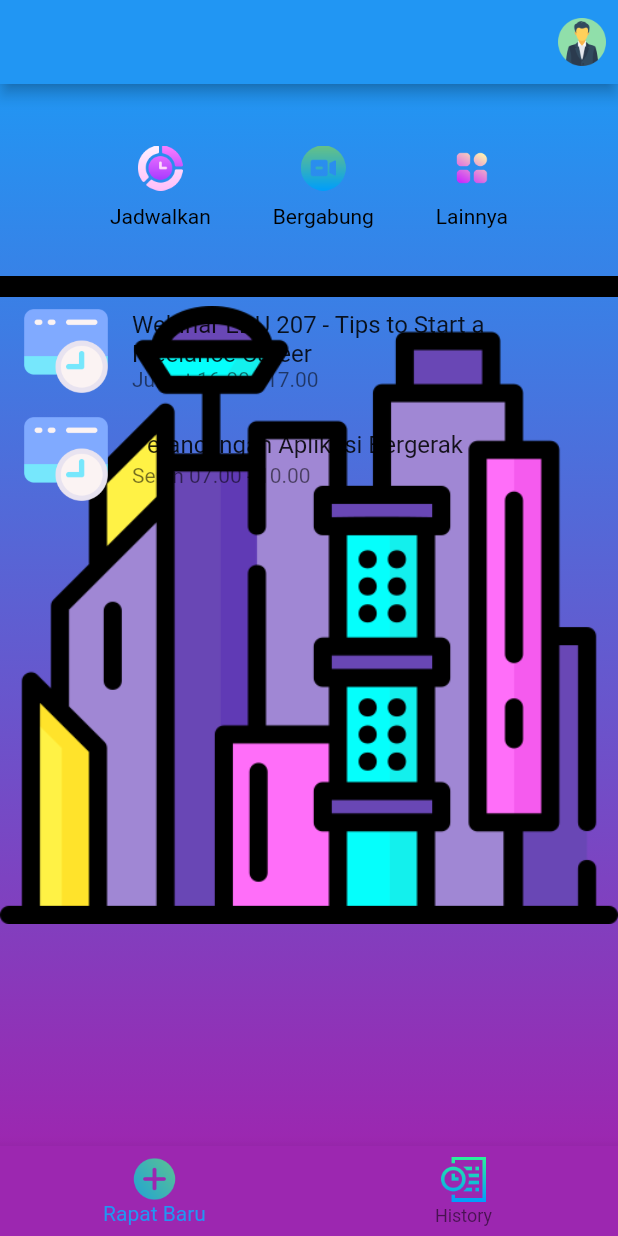
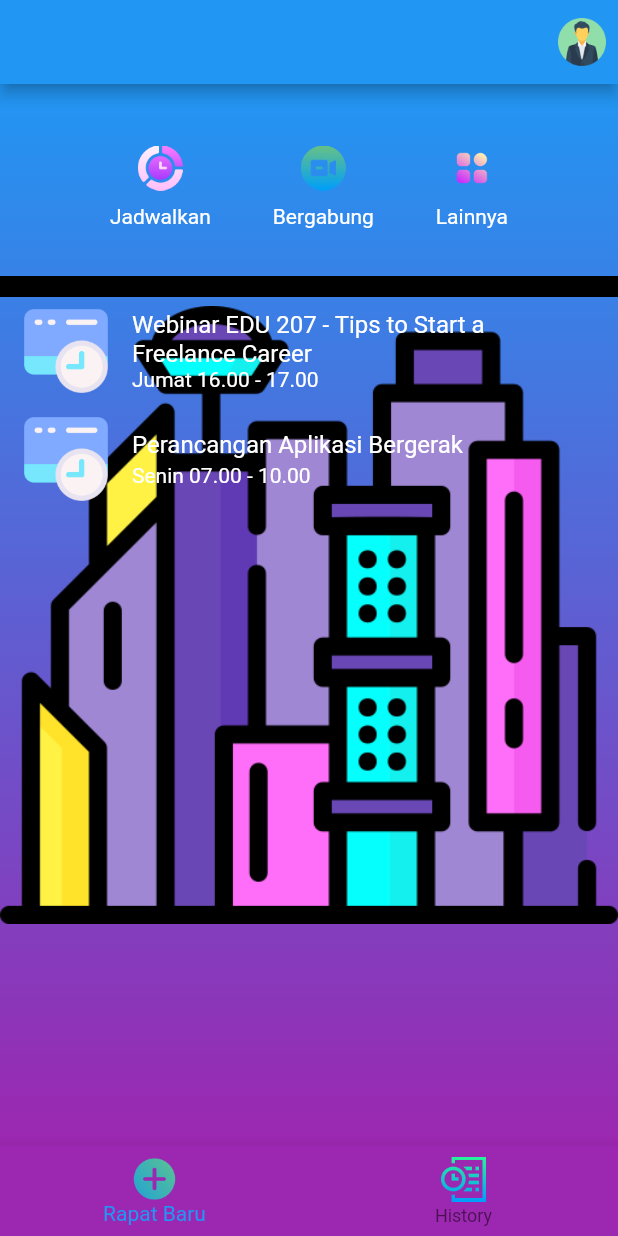
Before and after one commit to AlifSuryadharmaF/cybermeet, a Flutter app: the screen it shows after launch, on a phone screen of 412 x 824 dp. Run offline on Flutter 3.47's test engine with Material 2 defaults, Android fonts, the phone set to English and light mode, and no system bars.

Commit message:
Add files via upload

```diff
--- a/lib/ui/home.dart
+++ b/lib/ui/home.dart
@@ -1,5 +1,4 @@
 import 'package:flutter/material.dart';
-import '/models/screen_arguments.dart';
 
 class HomePage extends StatefulWidget {
   final String title;
@@ -13,6 +12,8 @@ class _MyAppState extends State<HomePage> {
   int _currentIndex = 0;
 
   double iconSize = 30.0; // Ukuran ikon yang diinginkan
+
+  TextStyle whiteTextStyle = TextStyle(color: Colors.white); // Tambahkan ini
 
   @override
   Widget build(BuildContext context) {
@@ -63,8 +64,7 @@ class _MyAppState extends State<HomePage> {
                             // Tindakan ketika tombol rumah ditekan
                           },
                         ),
-                        Text("Jadwalkan",
-                            style: TextStyle(color: Colors.black)),
+                        Text("Jadwalkan", style: whiteTextStyle),
                       ],
                     ),
                     Column(
@@ -76,11 +76,10 @@ class _MyAppState extends State<HomePage> {
                             height: iconSize,
                           ),
                           onPressed: () {
-                            // Tindakan ketika tombol pengaturan ditekan
+                            Navigator.pushNamed(context, '/bergabung');
                           },
                         ),
-                        Text("Bergabung",
-                            style: TextStyle(color: Colors.black)),
+                        Text("Bergabung", style: whiteTextStyle),
                       ],
                     ),
                     Column(
@@ -95,7 +94,7 @@ class _MyAppState extends State<HomePage> {
                             Navigator.pushNamed(context, '/lainnya');
                           },
                         ),
-                        Text("Lainnya", style: TextStyle(color: Colors.black)),
+                        Text("Lainnya", style: whiteTextStyle),
                       ],
                     ),
                   ],
@@ -107,17 +106,19 @@ class _MyAppState extends State<HomePage> {
               ),
               ListTile(
                 leading: Image.asset('assets/images/jadwal.png'),
-                title:
-                    Text("Webinar EDU 207 - Tips to Start a Freelance Career"),
-                subtitle: Text("Jumat 16.00 - 17.00"),
+                title: Text(
+                    "Webinar EDU 207 - Tips to Start a Freelance Career",
+                    style: whiteTextStyle),
+                subtitle: Text("Jumat 16.00 - 17.00", style: whiteTextStyle),
                 onTap: () {
                   // Tindakan ketika item 1 dipilih
                 },
               ),
               ListTile(
                 leading: Image.asset('assets/images/jadwal.png'),
-                title: Text("Perancangan Aplikasi Bergerak"),
-                subtitle: Text("Senin 07.00 - 10.00"),
+                title: Text("Perancangan Aplikasi Bergerak",
+                    style: whiteTextStyle),
+                subtitle: Text("Senin 07.00 - 10.00", style: whiteTextStyle),
                 onTap: () {
                   // Tindakan ketika item 2 dipilih
                 },
@@ -126,12 +127,6 @@ class _MyAppState extends State<HomePage> {
           ),
         ),
         bottomNavigationBar: BottomNavigationBar(
-          currentIndex: _currentIndex,
-          onTap: (int index) {
-            setState(() {
-              _currentIndex = index;
-            });
-          },
           backgroundColor: Colors.purple,
           items: [
             BottomNavigationBarItem(
```
Also changed, not shown: lib/ui/bergabung.dart (added, +61 -0 lines), lib/ui/preview.dart (added, +24 -0 lines).
